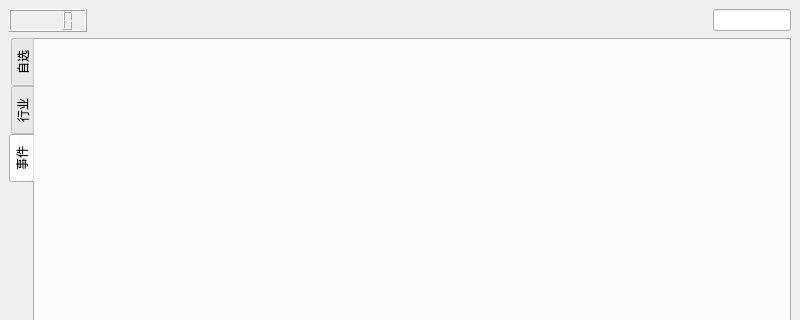
MrXiangVip/Quant, file Quant/MainWindow_View.ui: the form before one commit; both pictures show x 0 to 800 and y 0 to 320 of the 800 by 600 pixel window.
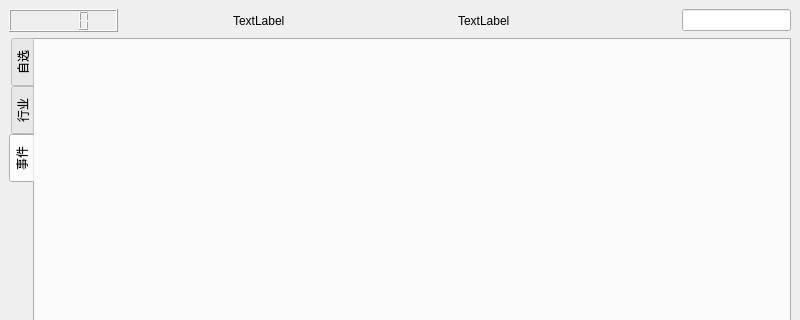
The form after the commit.

What changed in the file:
```diff
--- a/Quant/MainWindow_View.ui
+++ b/Quant/MainWindow_View.ui
@@ -18,7 +18,7 @@
     <item>
      <layout class="QVBoxLayout" name="verticalLayout_2">
       <item>
-       <layout class="QHBoxLayout" name="horizontalLayout_2" stretch="1,8,1">
+       <layout class="QHBoxLayout" name="horizontalLayout_2" stretch="1,1,1,1,1,1,1">
         <item>
          <widget class="QLCDNumber" name="lcdNumber"/>
         </item>
@@ -35,6 +35,46 @@
           </property>
          </spacer>
         </item>
+        <item>
+         <widget class="QLabel" name="label">
+          <property name="text">
+           <string>TextLabel</string>
+          </property>
+         </widget>
+        </item>
+        <item>
+         <spacer name="horizontalSpacer_2">
+          <property name="orientation">
+           <enum>Qt::Horizontal</enum>
+          </property>
+          <property name="sizeHint" stdset="0">
+           <size>
+            <width>40</width>
+            <height>20</height>
+           </size>
+          </property>
+         </spacer>
+        </item>
+        <item>
+         <widget class="QLabel" name="label_2">
+          <property name="text">
+           <string>TextLabel</string>
+          </property>
+         </widget>
+        </item>
+        <item>
+         <spacer name="horizontalSpacer_3">
+          <property name="orientation">
+           <enum>Qt::Horizontal</enum>
+          </property>
+          <property name="sizeHint" stdset="0">
+           <size>
+            <width>40</width>
+            <height>20</height>
+           </size>
+          </property>
+         </spacer>
+        </item>
         <item>
          <widget class="QLineEdit" name="lineEdit"/>
         </item>
```
